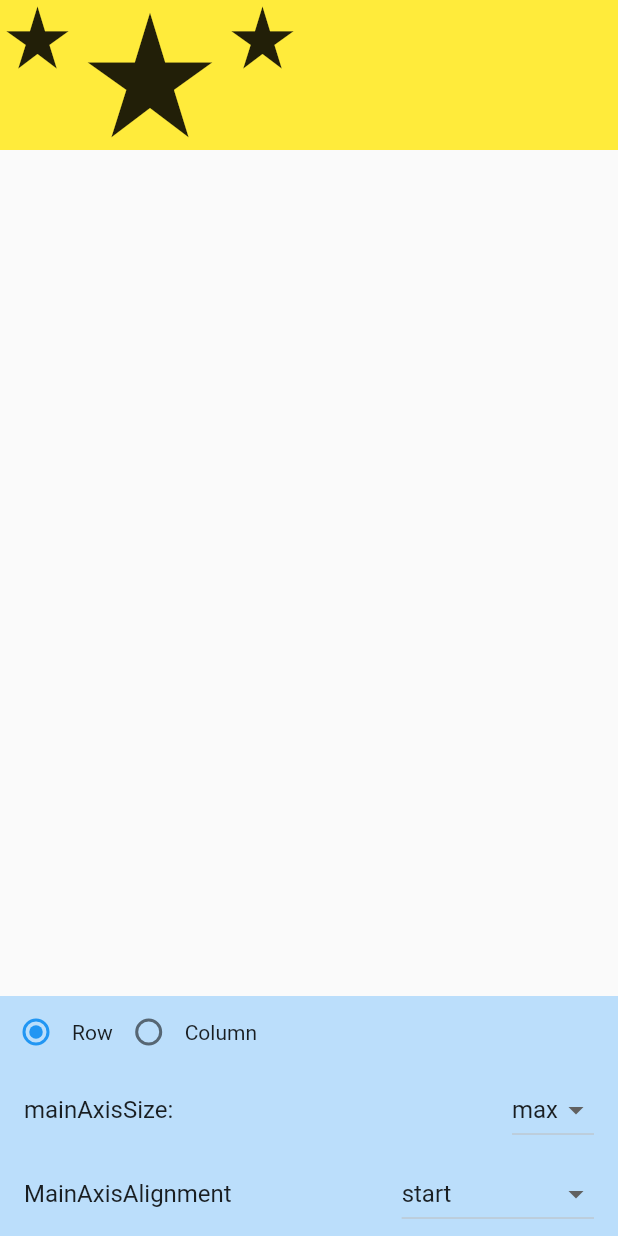
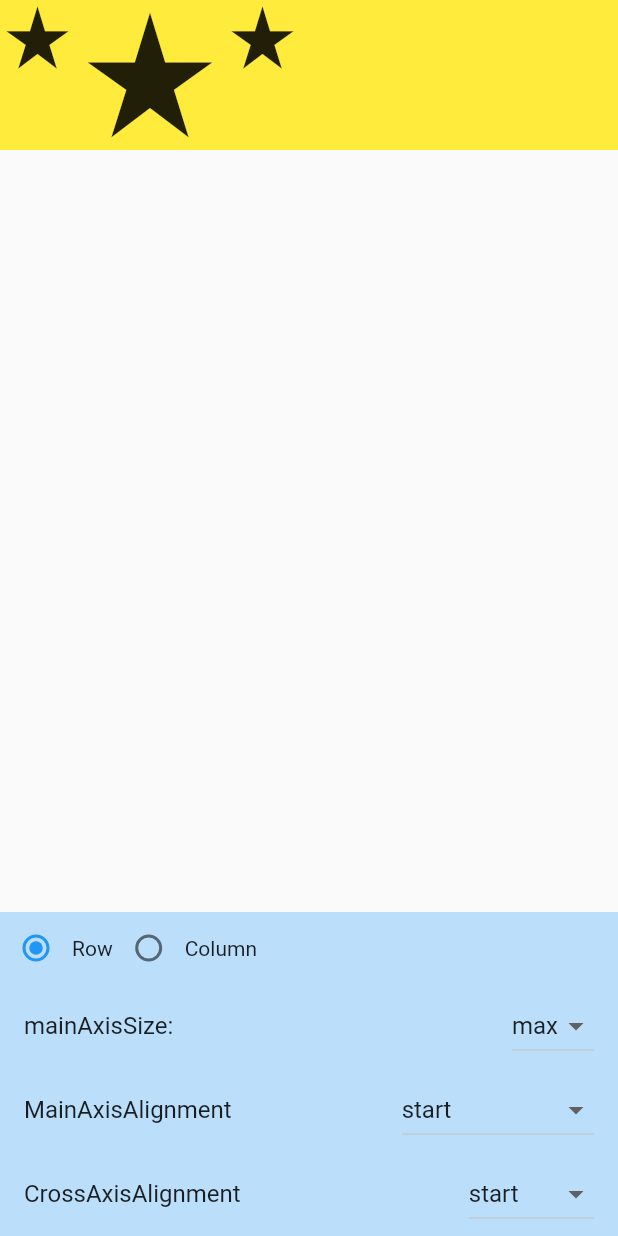
Before and after one commit to Bill-Zuckuberg/lt_raw_colum, a Flutter app: the screen it shows after launch, on a phone screen of 412 x 824 dp. Run offline on Flutter 3.47's test engine with Material 2 defaults, Android fonts, the light colour scheme and no system bars.

Commit message:
added crossAxisAlignment button

```diff
--- a/lib/main.dart
+++ b/lib/main.dart
@@ -133,6 +133,26 @@ class _LayOutControllerState extends State<LayOutController> {
                     .toList(),
               ),
             ),
+            ListTile(
+              title: const Text('CrossAxisAlignment'),
+              trailing: DropdownButton<CrossAxisAlignment>(
+                value: _crossAxisAlignment,
+                onChanged: (CrossAxisAlignment? newVal) {
+                  if (newVal != null) {
+                    setState(() {
+                      _crossAxisAlignment = newVal;
+                    });
+                  }
+                },
+                items: CrossAxisAlignment.values
+                    .map((CrossAxisAlignment Val) => DropdownMenuItem(
+                          child: Text(Val.toString()
+                              .substring('CrossAxisAlignment.'.length)),
+                          value: Val,
+                        ))
+                    .toList(),
+              ),
+            )
           ],
         ),
       );
```
